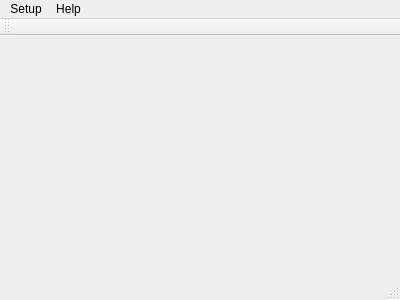
Before: the Qt Designer form MegaMachineEvolution/GUI/mainwindow.ui in IxSysTech/heigvd-pro-b-13, drawn with Qt 5.
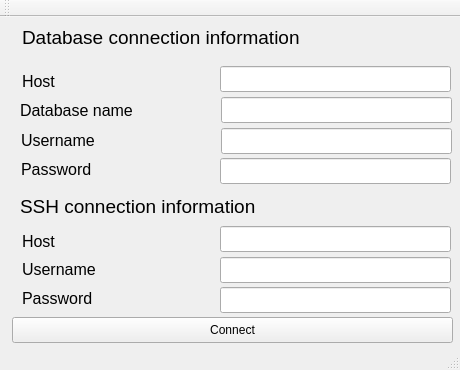
After: the same form once the commit is applied.

```diff
--- a/MegaMachineEvolution/GUI/mainwindow.ui
+++ b/MegaMachineEvolution/GUI/mainwindow.ui
@@ -6,14 +6,296 @@
    <rect>
     <x>0</x>
     <y>0</y>
-    <width>400</width>
-    <height>300</height>
+    <width>460</width>
+    <height>370</height>
    </rect>
   </property>
+  <property name="minimumSize">
+   <size>
+    <width>460</width>
+    <height>370</height>
+   </size>
+  </property>
+  <property name="maximumSize">
+   <size>
+    <width>460</width>
+    <height>370</height>
+   </size>
+  </property>
   <property name="windowTitle">
    <string>MainWindow</string>
   </property>
-  <widget class="QWidget" name="centralWidget"/>
+  <widget class="QWidget" name="centralWidget">
+   <widget class="QLineEdit" name="txtDBHost">
+    <property name="geometry">
+     <rect>
+      <x>220</x>
+      <y>49</y>
+      <width>231</width>
+      <height>26</height>
+     </rect>
+    </property>
+   </widget>
+   <widget class="QLineEdit" name="txtDBName">
+    <property name="geometry">
+     <rect>
+      <x>221</x>
+      <y>80</y>
+      <width>231</width>
+      <height>26</height>
+     </rect>
+    </property>
+   </widget>
+   <widget class="QLineEdit" name="txtDBUsername">
+    <property name="geometry">
+     <rect>
+      <x>221</x>
+      <y>111</y>
+      <width>231</width>
+      <height>26</height>
+     </rect>
+    </property>
+   </widget>
+   <widget class="QLabel" name="label">
+    <property name="geometry">
+     <rect>
+      <x>22</x>
+      <y>55</y>
+      <width>101</width>
+      <height>18</height>
+     </rect>
+    </property>
+    <property name="font">
+     <font>
+      <pointsize>12</pointsize>
+     </font>
+    </property>
+    <property name="text">
+     <string>Host</string>
+    </property>
+   </widget>
+   <widget class="QLabel" name="label_2">
+    <property name="geometry">
+     <rect>
+      <x>22</x>
+      <y>10</y>
+      <width>431</width>
+      <height>20</height>
+     </rect>
+    </property>
+    <property name="font">
+     <font>
+      <pointsize>14</pointsize>
+     </font>
+    </property>
+    <property name="text">
+     <string>Database connection information</string>
+    </property>
+   </widget>
+   <widget class="QLabel" name="label_3">
+    <property name="geometry">
+     <rect>
+      <x>20</x>
+      <y>84</y>
+      <width>121</width>
+      <height>18</height>
+     </rect>
+    </property>
+    <property name="font">
+     <font>
+      <pointsize>12</pointsize>
+     </font>
+    </property>
+    <property name="text">
+     <string>Database name</string>
+    </property>
+   </widget>
+   <widget class="QLabel" name="label_4">
+    <property name="geometry">
+     <rect>
+      <x>21</x>
+      <y>114</y>
+      <width>121</width>
+      <height>18</height>
+     </rect>
+    </property>
+    <property name="font">
+     <font>
+      <pointsize>12</pointsize>
+     </font>
+    </property>
+    <property name="text">
+     <string>Username</string>
+    </property>
+   </widget>
+   <widget class="QLabel" name="label_5">
+    <property name="geometry">
+     <rect>
+      <x>21</x>
+      <y>143</y>
+      <width>161</width>
+      <height>18</height>
+     </rect>
+    </property>
+    <property name="font">
+     <font>
+      <pointsize>12</pointsize>
+     </font>
+    </property>
+    <property name="text">
+     <string>Password</string>
+    </property>
+   </widget>
+   <widget class="QLineEdit" name="txtDBPassword">
+    <property name="geometry">
+     <rect>
+      <x>220</x>
+      <y>141</y>
+      <width>231</width>
+      <height>26</height>
+     </rect>
+    </property>
+   </widget>
+   <widget class="QPushButton" name="btnConnect">
+    <property name="geometry">
+     <rect>
+      <x>12</x>
+      <y>300</y>
+      <width>441</width>
+      <height>26</height>
+     </rect>
+    </property>
+    <property name="text">
+     <string>Connect</string>
+    </property>
+   </widget>
+   <widget class="QLabel" name="label_6">
+    <property name="enabled">
+     <bool>true</bool>
+    </property>
+    <property name="geometry">
+     <rect>
+      <x>22</x>
+      <y>243</y>
+      <width>121</width>
+      <height>18</height>
+     </rect>
+    </property>
+    <property name="font">
+     <font>
+      <pointsize>12</pointsize>
+     </font>
+    </property>
+    <property name="text">
+     <string>Username</string>
+    </property>
+   </widget>
+   <widget class="QLabel" name="label_7">
+    <property name="enabled">
+     <bool>true</bool>
+    </property>
+    <property name="geometry">
+     <rect>
+      <x>22</x>
+      <y>272</y>
+      <width>161</width>
+      <height>18</height>
+     </rect>
+    </property>
+    <property name="font">
+     <font>
+      <pointsize>12</pointsize>
+     </font>
+    </property>
+    <property name="text">
+     <string>Password</string>
+    </property>
+   </widget>
+   <widget class="QLabel" name="label_8">
+    <property name="enabled">
+     <bool>true</bool>
+    </property>
+    <property name="geometry">
+     <rect>
+      <x>22</x>
+      <y>215</y>
+      <width>101</width>
+      <height>18</height>
+     </rect>
+    </property>
+    <property name="font">
+     <font>
+      <pointsize>12</pointsize>
+     </font>
+    </property>
+    <property name="text">
+     <string>Host</string>
+    </property>
+   </widget>
+   <widget class="QLineEdit" name="txtSSHPassword">
+    <property name="enabled">
+     <bool>true</bool>
+    </property>
+    <property name="geometry">
+     <rect>
+      <x>220</x>
+      <y>270</y>
+      <width>231</width>
+      <height>26</height>
+     </rect>
+    </property>
+   </widget>
+   <widget class="QLineEdit" name="txtSSHUsername">
+    <property name="enabled">
+     <bool>true</bool>
+    </property>
+    <property name="geometry">
+     <rect>
+      <x>220</x>
+      <y>240</y>
+      <width>231</width>
+      <height>26</height>
+     </rect>
+    </property>
+   </widget>
+   <widget class="QLineEdit" name="txtSSHHost">
+    <property name="enabled">
+     <bool>true</bool>
+    </property>
+    <property name="geometry">
+     <rect>
+      <x>220</x>
+      <y>209</y>
+      <width>231</width>
+      <height>26</height>
+     </rect>
+    </property>
+    <property name="accessibleName">
+     <string/>
+    </property>
+    <property name="readOnly">
+     <bool>false</bool>
+    </property>
+   </widget>
+   <widget class="QLabel" name="label_9">
+    <property name="geometry">
+     <rect>
+      <x>20</x>
+      <y>179</y>
+      <width>441</width>
+      <height>20</height>
+     </rect>
+    </property>
+    <property name="font">
+     <font>
+      <pointsize>14</pointsize>
+     </font>
+    </property>
+    <property name="text">
+     <string>SSH connection information</string>
+    </property>
+   </widget>
+  </widget>
   <widget class="QToolBar" name="mainToolBar">
    <attribute name="toolBarArea">
     <enum>TopToolBarArea</enum>
@@ -23,33 +305,6 @@
    </attribute>
   </widget>
   <widget class="QStatusBar" name="statusBar"/>
-  <widget class="QMenuBar" name="menuBar">
-   <property name="geometry">
-    <rect>
-     <x>0</x>
-     <y>0</y>
-     <width>400</width>
-     <height>21</height>
-    </rect>
-   </property>
-   <widget class="QMenu" name="menuEvolution">
-    <property name="title">
-     <string>Setup</string>
-    </property>
-   </widget>
-   <widget class="QMenu" name="menuHelp">
-    <property name="title">
-     <string>Help</string>
-    </property>
-   </widget>
-   <addaction name="menuEvolution"/>
-   <addaction name="menuHelp"/>
-  </widget>
-  <action name="actionEvolution">
-   <property name="text">
-    <string>Evolution</string>
-   </property>
-  </action>
  </widget>
  <layoutdefault spacing="6" margin="11"/>
  <resources/>
```
Left out of the diff: 10 changed lines with no effect on the pictures.
